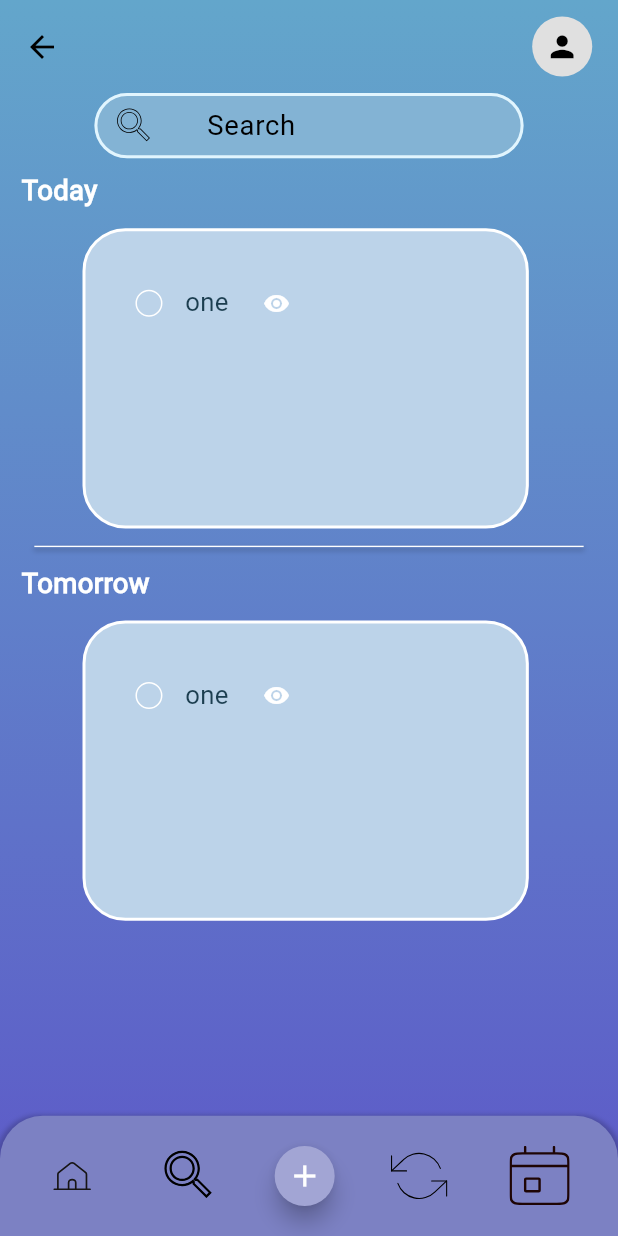
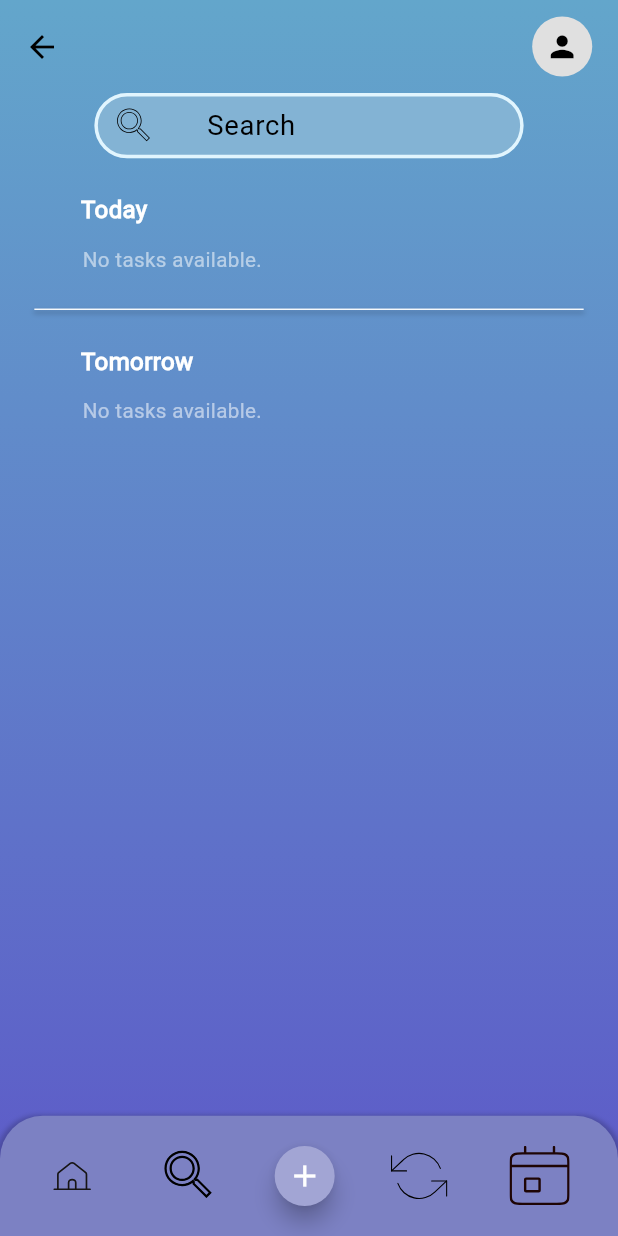
Before and after one commit to JohnnyPol/HCI_ECE_NTUA-CataList_Application, a Flutter app: the SearchPage screen opened by its route, on a phone screen of 412 x 824 dp. Run offline on Flutter 3.47's test engine with Material 3 defaults, Android fonts, the phone set to English and light mode, and no system bars; drawn by our look-alikes of flutter_slidable; our stand-ins replace flutter_svg, image_picker, pie_chart, sqflite, table_calendar; accounts and stored records are empty; network calls fail.

Commit message:
Created the search page when the text is empty: next step is to display the searched query

```diff
--- a/lib/app_export.dart
+++ b/lib/app_export.dart
@@ -8,7 +8,6 @@ export 'package:flutter_application_1/utils/image_constant.dart';
 export 'package:flutter_application_1/shared/widgets/box_styles.dart';
 export 'package:flutter_application_1/shared/widgets/navigational_bar.dart';
 export 'package:flutter_application_1/shared/widgets/todo_list.dart';
-export 'package:flutter_application_1/shared/widgets/lists.dart';
 export 'package:flutter_application_1/utils/databaseHelper.dart';
 export 'package:flutter_application_1/shared/widgets/add_task_button.dart';
 export 'package:flutter_application_1/features/auth/controllers/user_auth.dart';
--- a/lib/features/dashboard/views/search_page.dart
+++ b/lib/features/dashboard/views/search_page.dart
@@ -1,3 +1,5 @@
+// search_page.dart
+
 import 'package:flutter/material.dart';
 import 'package:flutter_application_1/app_export.dart';
 import '../../../shared/widgets/custom_icon_button.dart';
@@ -5,16 +7,82 @@ import 'package:flutter_svg/flutter_svg.dart';
 import 'package:provider/provider.dart';
 import 'dart:io';
 
-// ignore: must_be_immutable
-class SearchPage extends StatelessWidget {
+class SearchPage extends StatefulWidget {
   SearchPage({Key? key}) : super(key: key);
 
-  List<List<dynamic>> Today = [
-    ["one", false, "desc", 2, "Daily", "1234124", "1432134"],
-  ];
-  List<List<dynamic>> Tomorrow = [
-    ["one", false, "desc", 2, "Daily", "1234124", "1432134"],
-  ];
+  @override
+  _SearchPageState createState() => _SearchPageState();
+}
+
+// ignore: must_be_immutable
+class _SearchPageState extends State<SearchPage> {
+  final DatabaseHelper dbHelper = DatabaseHelper();
+  List<List<dynamic>> todayTasks = [];
+  List<List<dynamic>> tomorrowTasks = [];
+  String searchQuery = "";
+
+  @override
+  void initState() {
+    super.initState();
+    _fetchTasks(); // Fetch tasks on page load
+  }
+
+  Future<void> _fetchTasks() async {
+    final allTasks = await dbHelper.getTasks(currentUser?.id);
+    print("All Tasks from DB: $allTasks");
+
+    setState(() {
+      final now = DateTime.now();
+      final today = DateUtils.dateOnly(now);
+      final tomorrow = today.add(Duration(days: 1));
+
+      todayTasks = allTasks
+          .where((task) {
+            final taskDate = DateUtils.dateOnly(DateTime.parse(task['date']));
+            return taskDate.isAtSameMomentAs(today);
+          }) // Compare with formatted date
+          .map((task) => [
+                task['title'],
+                task['completed'] == 1,
+                task['description'],
+                task['id'],
+                task['category'],
+                task['date'],
+                task['time'],
+              ])
+          .toList();
+
+      tomorrowTasks = allTasks
+          .where((task) {
+            final taskDate = DateUtils.dateOnly(DateTime.parse(task['date']));
+            return taskDate
+                .isAtSameMomentAs(tomorrow); // Compare task date with tomorrow
+          })
+          .map((task) => [
+                task['title'],
+                task['completed'] == 1,
+                task['description'],
+                task['id'],
+                task['category'],
+                task['date'],
+                task['time'],
+              ])
+          .toList();
+    });
+
+    print("Filtered Today Tasks: $todayTasks");
+    print("Filtered Tomorrow Tasks: $tomorrowTasks");
+  }
+
+  List<List<dynamic>> _filterTasks(List<List<dynamic>> tasks) {
+    if (searchQuery.isEmpty) {
+      return tasks;
+    }
+    return tasks.where((task) {
+      final title = task[0].toLowerCase();
+      return title.contains(searchQuery);
+    }).toList();
+  }
 
   AppBar _buildAppBar(BuildContext context) {
     final profileImagePath =
@@ -59,47 +127,69 @@ class SearchPage extends StatelessWidget {
         backgroundColor: Colors.transparent,
         appBar: _buildAppBar(context),
         body: SafeArea(
-          child: SizedBox(
-            width: double.maxFinite,
           child: SingleChildScrollView(
             child: Column(
               crossAxisAlignment: CrossAxisAlignment.start,
               children: [
                 SearchInput(context),
-                  SizedBox(height: 8.h),
+                SizedBox(height: 20.h),
+                _buildTaskSection("Today", (todayTasks)),
+                SizedBox(height: 20.h),
+                _buildDivider(),
+                SizedBox(height: 20.h),
+                _buildTaskSection("Tomorrow", _filterTasks(tomorrowTasks)),
+                SizedBox(height: 42.h),
+              ],
+            ),
+          ),
+        ),
+        bottomNavigationBar: _buildBottomNavigationBar(context),
+      ),
+    );
+  }
+
+  Widget _buildTaskSection(String title, List<List<dynamic>> tasks) {
+    return Column(
+      crossAxisAlignment: CrossAxisAlignment.start,
+      children: [
         Container(
-                    padding: const EdgeInsets.only(
-                      top: 0,
-                      left: 10,
-                      right: 0,
-                      bottom: 0,
-                    ),
+          padding: const EdgeInsets.only(left: 50),
           child: Text(
-                      " Today",
+            " $title",
             style: TextStyle(
                 color: Colors.white,
-                          fontSize: 16.h,
+                fontSize: 14.h,
                 fontWeight: FontWeight.bold),
           ),
         ),
         SizedBox(height: 10.h),
-                  // Todays Activities Block
-                  Container(
-                    padding: const EdgeInsets.only(
-                      top: 0,
-                      left: 55,
-                      right: 0,
-                      bottom: 0,
-                    ),
+        tasks.isNotEmpty
+            ? Container(
+                padding: const EdgeInsets.only(left: 55),
                 child: Activity_Block(
                   context,
-                      listname: Today,
+                  listname: tasks,
                   circle: true,
                   border: true,
+                  onTaskUpdate: _fetchTasks,
+                ),
+              )
+            : Padding(
+                padding: const EdgeInsets.only(left: 55),
+                child: Text(
+                  "No tasks available.",
+                  style: TextStyle(
+                    color: Colors.white54,
+                    fontSize: 12.h,
                   ),
                 ),
-                  SizedBox(height: 10.h),
-                  Center(
+              ),
+      ],
+    );
+  }
+
+  Widget _buildDivider() {
+    return Center(
       child: Container(
         height: 0.8.h,
         width: 320.h,
@@ -116,47 +206,6 @@ class SearchPage extends StatelessWidget {
             ),
           ],
         ),
-                    ),
-                  ),
-                  SizedBox(height: 10.h),
-                  Container(
-                    padding: const EdgeInsets.only(
-                      top: 0,
-                      left: 10,
-                      right: 0,
-                      bottom: 0,
-                    ),
-                    child: Text(
-                      " Tomorrow",
-                      style: TextStyle(
-                          color: Colors.white,
-                          fontSize: 16.h,
-                          fontWeight: FontWeight.bold),
-                    ),
-                  ),
-                  SizedBox(height: 10.h),
-                  // Tomorrows Activities Block
-                  Container(
-                    padding: const EdgeInsets.only(
-                      top: 0,
-                      left: 55,
-                      right: 0,
-                      bottom: 0,
-                    ),
-                    child: Activity_Block(
-                      context,
-                      listname: Tomorrow,
-                      circle: true,
-                      border: true,
-                    ),
-                  ),
-                  SizedBox(height: 42.h),
-                ],
-              ),
-            ),
-          ),
-        ),
-        bottomNavigationBar: _buildBottomNavigationBar(context),
       ),
     );
   }
--- a/lib/shared/widgets/box_styles.dart
+++ b/lib/shared/widgets/box_styles.dart
@@ -82,12 +82,14 @@ Widget Task_or_Challenge_Block(
 Widget Activity_Block(BuildContext context,
     {required List<List<dynamic>> listname,
     required bool circle,
-    required bool border}) {
+    required bool border,
+    required VoidCallback onTaskUpdate}) {
+  print("Activity_Block listname: $listname");
   final dbHelper = DatabaseHelper();
   void updateTaskInDatabase(int index, bool isCompleted) {
-    // Assuming each task in listname has an ID at index 3
     final taskId = listname[index][3];
     dbHelper.updateTaskCompletion(taskId, isCompleted ? 1 : 0);
+    onTaskUpdate(); // Notify parent to refresh tasks
   }
 
   return Container(
@@ -96,11 +98,11 @@ Widget Activity_Block(BuildContext context,
     decoration: BoxDecoration(
       border: border
           ? Border.all(
-              width: 2.0,
+              width: 2.h,
               color: Color.fromARGB(255, 255, 255, 255),
             ) //white border
           : Border.all(
-              width: 2.0,
+              width: 2.h,
               color: Color.fromARGB(0, 0, 0, 0),
             ), //translucent border
       color: appTheme.dailyBlocks,
@@ -205,11 +207,12 @@ Widget SearchInput(BuildContext context) {
       width: 250.h,
       fillColor: appTheme.profileAvatar,
       borderDecoration: OutlineInputBorder(
-        borderSide: BorderSide(width: 2.0, color: Colors.lightBlue.shade50),
+        borderSide: BorderSide(width: 2.h, color: Colors.lightBlue.shade50),
         borderRadius: BorderRadius.circular(30.h),
       ),
       hintText: "Search",
       textInputAction: TextInputAction.done,
+      //onChanged: onSearch, // trigger onSearch callback
       prefix: Container(
         margin: EdgeInsets.fromLTRB(10.h, 6.h, 26.h, 6.h),
         child: CustomImageView(
--- a/lib/shared/widgets/custom_text_form_field.dart
+++ b/lib/shared/widgets/custom_text_form_field.dart
@@ -17,6 +17,7 @@ class CustomTextFormField extends StatelessWidget {
       this.obscureText = false,
       this.readOnly = false,
       this.onTap,
+      this.onChanged,
       this.textInputAction = TextInputAction.next,
       this.textInputType = TextInputType.text,
       this.maxLines,
@@ -45,6 +46,7 @@ class CustomTextFormField extends StatelessWidget {
   final bool? obscureText;
   final bool? readOnly;
   final VoidCallback? onTap;
+  final ValueChanged<String>? onChanged;
   final TextInputAction? textInputAction;
   final TextInputType? textInputType;
   final int? maxLines;
@@ -93,6 +95,7 @@ class CustomTextFormField extends StatelessWidget {
           onTap: () {
             onTap?.call();
           },
+          onChanged: onChanged,
           textInputAction: textInputAction,
           keyboardType: textInputType,
           maxLines: maxLines ?? 1,
--- a/lib/shared/widgets/list_item.dart
+++ b/lib/shared/widgets/list_item.dart
@@ -71,7 +71,9 @@ class ListItemStateNew extends State<ListItemNew> {
           taskTime: listname[index][6],
           circle:
               widget.circle, //gets the circle varable from the ListItem widget
-          onChanged: (value) => checkBoxChanged(index),
+          onChanged: (value) => checkBoxChanged(
+            index,
+          ),
           deleteFunction: (contex) => deleteTask(index),
         );
       },
--- a/lib/shared/widgets/lists.dart
+++ /dev/null
@@ -1,7 +0,0 @@
-  /*import 'package:flutter/material.dart';
-  import 'package:flutter_application_1/shared/widgets/list_item.dart';
-
-  List<List<dynamic>> Daily=[["one",false],["two",false],["three",false],["four",true],["five",false]];
-  List<List<dynamic>> Challenges=[["one",false],["two",false],["three",false],["four",true],["five",false]];
-  GlobalKey<ListItemStateNew> DailyKey= GlobalKey<ListItemStateNew>();
-  GlobalKey<ListItemStateNew> ChallengesKey= GlobalKey<ListItemStateNew>();*/
--- a/lib/shared/widgets/todo_list.dart
+++ b/lib/shared/widgets/todo_list.dart
@@ -86,7 +86,11 @@ class TaskItem extends StatelessWidget {
                           'taskDate': taskDate,
                           'taskTime': taskTime,
                         },
-                      );
+                      ).then((value) {
+                        if (value == true) {
+                          Navigator.of(context).popAndPushNamed('/home');
+                        }
+                      });
                     },
                     child: Icon(
                       Icons.remove_red_eye,
```
Also changed, not shown: lib/features/dashboard/views/home_page.dart (+4 -7 lines), lib/features/dashboard/views/view_task_page.dart (+29 -3 lines), lib/shared/widgets/add_task_button.dart (+19 -10 lines), lib/utils/databaseHelper.dart (+27 -10 lines). Lines whose indentation alone changed are shown as unchanged.
